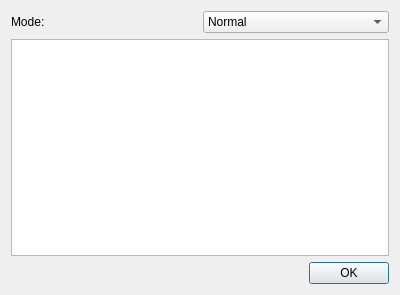
The window that jdAppdataEdit/ValidateWindow.ui (JakobDev/jdAppStreamEdit) describes before a commit, drawn with Qt 5.
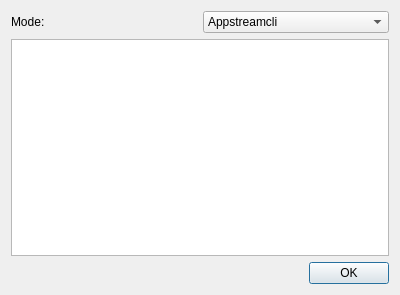
The same window after the commit.

Patch:
```diff
--- a/jdAppdataEdit/ValidateWindow.ui
+++ b/jdAppdataEdit/ValidateWindow.ui
@@ -27,7 +27,7 @@
       <widget class="QComboBox" name="mode_box">
        <item>
         <property name="text">
-         <string>Normal</string>
+         <string>Appstreamcli</string>
         </property>
        </item>
        <item>
```
Left out of the diff: 9 changed lines with no effect on the pictures.
